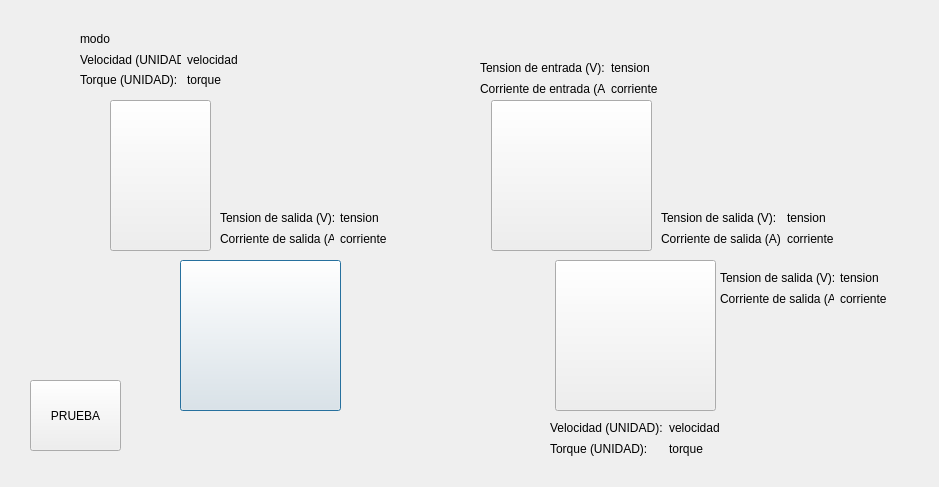
Above: estadored.ui from arukagiri/interfazLAC before the change. Below: the same form after it.
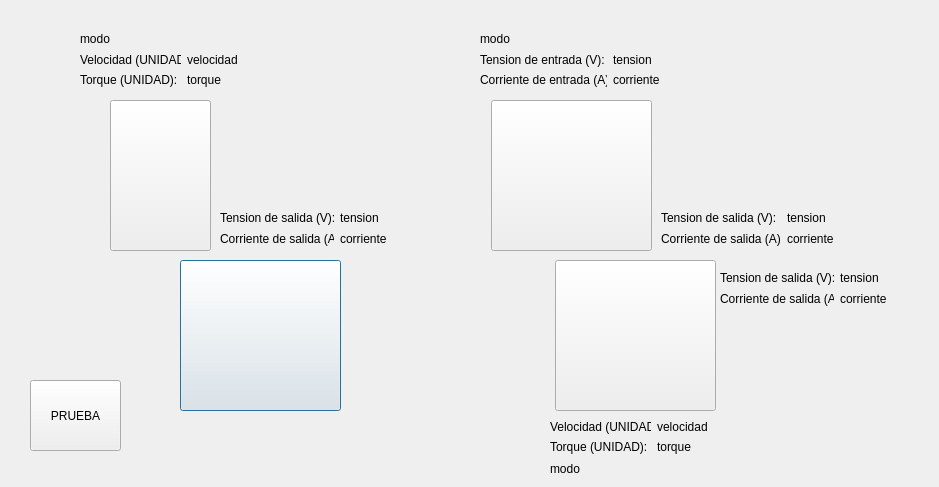
That is the form after the change. Icons and pictures are not drawn.

The edit to the form file:
```diff
--- a/estadored.ui
+++ b/estadored.ui
@@ -271,102 +271,6 @@
     </item>
    </layout>
   </widget>
-  <widget class="QWidget" name="layoutWidget_4">
-   <property name="geometry">
-    <rect>
-     <x>550</x>
-     <y>420</y>
-     <width>170</width>
-     <height>36</height>
-    </rect>
-   </property>
-   <layout class="QHBoxLayout" name="horizontalLayout_5">
-    <item>
-     <layout class="QVBoxLayout" name="verticalLayout_9">
-      <item>
-       <widget class="QLabel" name="label_13">
-        <property name="text">
-         <string>Velocidad (UNIDAD):</string>
-        </property>
-       </widget>
-      </item>
-      <item>
-       <widget class="QLabel" name="label_14">
-        <property name="text">
-         <string>Torque (UNIDAD):</string>
-        </property>
-       </widget>
-      </item>
-     </layout>
-    </item>
-    <item>
-     <layout class="QVBoxLayout" name="verticalLayout_10">
-      <item>
-       <widget class="QLabel" name="label_vol_velocidad">
-        <property name="text">
-         <string>velocidad</string>
-        </property>
-       </widget>
-      </item>
-      <item>
-       <widget class="QLabel" name="label_vol_torque">
-        <property name="text">
-         <string>torque</string>
-        </property>
-       </widget>
-      </item>
-     </layout>
-    </item>
-   </layout>
-  </widget>
-  <widget class="QWidget" name="layoutWidget_5">
-   <property name="geometry">
-    <rect>
-     <x>480</x>
-     <y>60</y>
-     <width>181</width>
-     <height>36</height>
-    </rect>
-   </property>
-   <layout class="QHBoxLayout" name="horizontalLayout_6">
-    <item>
-     <layout class="QVBoxLayout" name="verticalLayout_11">
-      <item>
-       <widget class="QLabel" name="label_7">
-        <property name="text">
-         <string>Tension de entrada (V):</string>
-        </property>
-       </widget>
-      </item>
-      <item>
-       <widget class="QLabel" name="label_8">
-        <property name="text">
-         <string>Corriente de entrada (A):</string>
-        </property>
-       </widget>
-      </item>
-     </layout>
-    </item>
-    <item>
-     <layout class="QVBoxLayout" name="verticalLayout_12">
-      <item>
-       <widget class="QLabel" name="label_boost_vi">
-        <property name="text">
-         <string>tension</string>
-        </property>
-       </widget>
-      </item>
-      <item>
-       <widget class="QLabel" name="label_boost_ii">
-        <property name="text">
-         <string>corriente </string>
-        </property>
-       </widget>
-      </item>
-     </layout>
-    </item>
-   </layout>
-  </widget>
   <widget class="QPushButton" name="pushButton">
    <property name="geometry">
     <rect>
@@ -380,7 +284,7 @@
     <string>PRUEBA</string>
    </property>
   </widget>
-  <widget class="QWidget" name="">
+  <widget class="QWidget" name="layoutWidget">
    <property name="geometry">
     <rect>
      <x>80</x>
@@ -439,6 +343,124 @@
     </item>
    </layout>
   </widget>
+  <widget class="QWidget" name="layoutWidget">
+   <property name="geometry">
+    <rect>
+     <x>550</x>
+     <y>420</y>
+     <width>158</width>
+     <height>57</height>
+    </rect>
+   </property>
+   <layout class="QVBoxLayout" name="verticalLayout_14">
+    <item>
+     <layout class="QHBoxLayout" name="horizontalLayout_5">
+      <item>
+       <layout class="QVBoxLayout" name="verticalLayout_9">
+        <item>
+         <widget class="QLabel" name="label_13">
+          <property name="text">
+           <string>Velocidad (UNIDAD):</string>
+          </property>
+         </widget>
+        </item>
+        <item>
+         <widget class="QLabel" name="label_14">
+          <property name="text">
+           <string>Torque (UNIDAD):</string>
+          </property>
+         </widget>
+        </item>
+       </layout>
+      </item>
+      <item>
+       <layout class="QVBoxLayout" name="verticalLayout_10">
+        <item>
+         <widget class="QLabel" name="label_vol_velocidad">
+          <property name="text">
+           <string>velocidad</string>
+          </property>
+         </widget>
+        </item>
+        <item>
+         <widget class="QLabel" name="label_vol_torque">
+          <property name="text">
+           <string>torque</string>
+          </property>
+         </widget>
+        </item>
+       </layout>
+      </item>
+     </layout>
+    </item>
+    <item>
+     <widget class="QLabel" name="label_vol_modo">
+      <property name="text">
+       <string>modo</string>
+      </property>
+     </widget>
+    </item>
+   </layout>
+  </widget>
+  <widget class="QWidget" name="">
+   <property name="geometry">
+    <rect>
+     <x>480</x>
+     <y>30</y>
+     <width>183</width>
+     <height>57</height>
+    </rect>
+   </property>
+   <layout class="QVBoxLayout" name="verticalLayout_15">
+    <item>
+     <widget class="QLabel" name="label_boost_modo">
+      <property name="text">
+       <string>modo</string>
+      </property>
+     </widget>
+    </item>
+    <item>
+     <layout class="QHBoxLayout" name="horizontalLayout_6">
+      <item>
+       <layout class="QVBoxLayout" name="verticalLayout_11">
+        <item>
+         <widget class="QLabel" name="label_7">
+          <property name="text">
+           <string>Tension de entrada (V):</string>
+          </property>
+         </widget>
+        </item>
+        <item>
+         <widget class="QLabel" name="label_8">
+          <property name="text">
+           <string>Corriente de entrada (A):</string>
+          </property>
+         </widget>
+        </item>
+       </layout>
+      </item>
+      <item>
+       <layout class="QVBoxLayout" name="verticalLayout_12">
+        <item>
+         <widget class="QLabel" name="label_boost_vi">
+          <property name="text">
+           <string>tension</string>
+          </property>
+         </widget>
+        </item>
+        <item>
+         <widget class="QLabel" name="label_boost_ii">
+          <property name="text">
+           <string>corriente </string>
+          </property>
+         </widget>
+        </item>
+       </layout>
+      </item>
+     </layout>
+    </item>
+   </layout>
+  </widget>
  </widget>
  <resources>
   <include location="imagenes.qrc"/>
```
